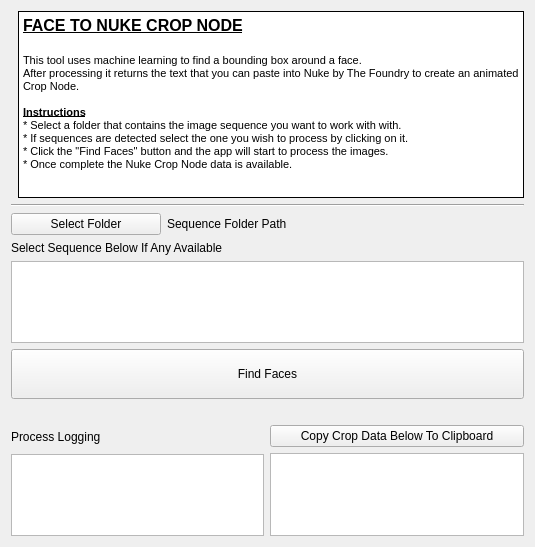
Before: the Qt Designer form ui/detect_face_gui.ui in tw1sted1981/advanced_python_project, drawn with Qt 5.
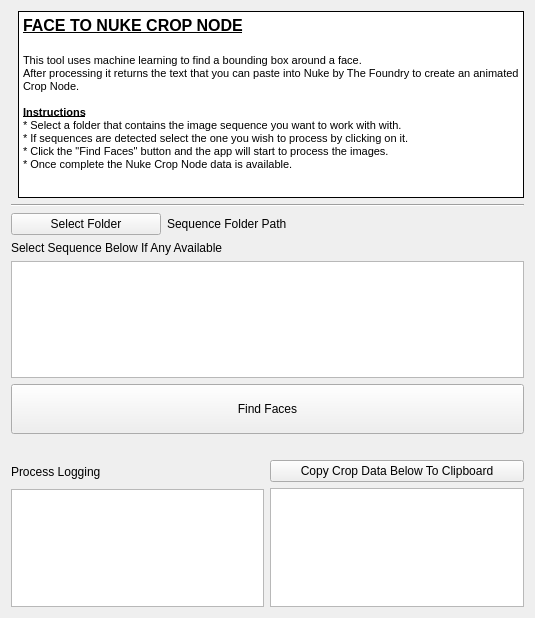
After: the same form once the commit is applied. Icons and pictures are not drawn.

Commit message: increased the default height of the UI.  Added a command to force UI update during the long loop

Patch:
```diff
--- a/ui/detect_face_gui.ui
+++ b/ui/detect_face_gui.ui
@@ -7,7 +7,7 @@
     <x>0</x>
     <y>0</y>
     <width>535</width>
-    <height>547</height>
+    <height>618</height>
    </rect>
   </property>
   <property name="sizePolicy">
@@ -19,7 +19,7 @@
   <property name="minimumSize">
    <size>
     <width>535</width>
-    <height>547</height>
+    <height>618</height>
    </size>
   </property>
   <property name="maximumSize">
```
Left out of the diff: 2 changed lines with no effect on the pictures. The commit also changes 2 other files.
